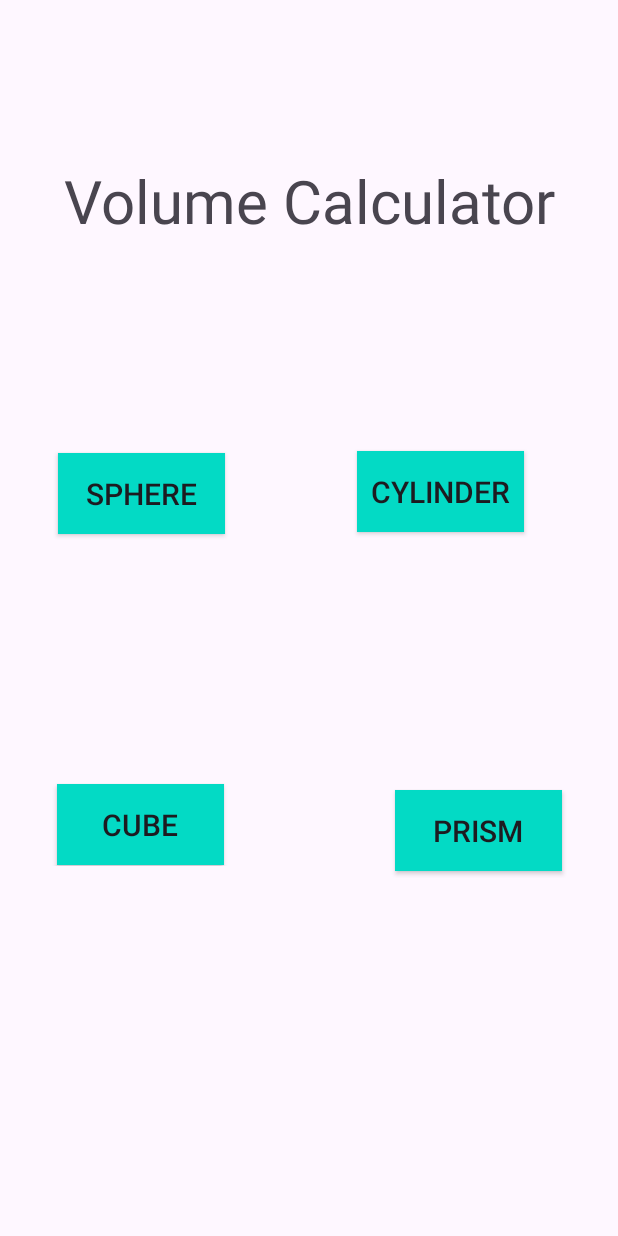
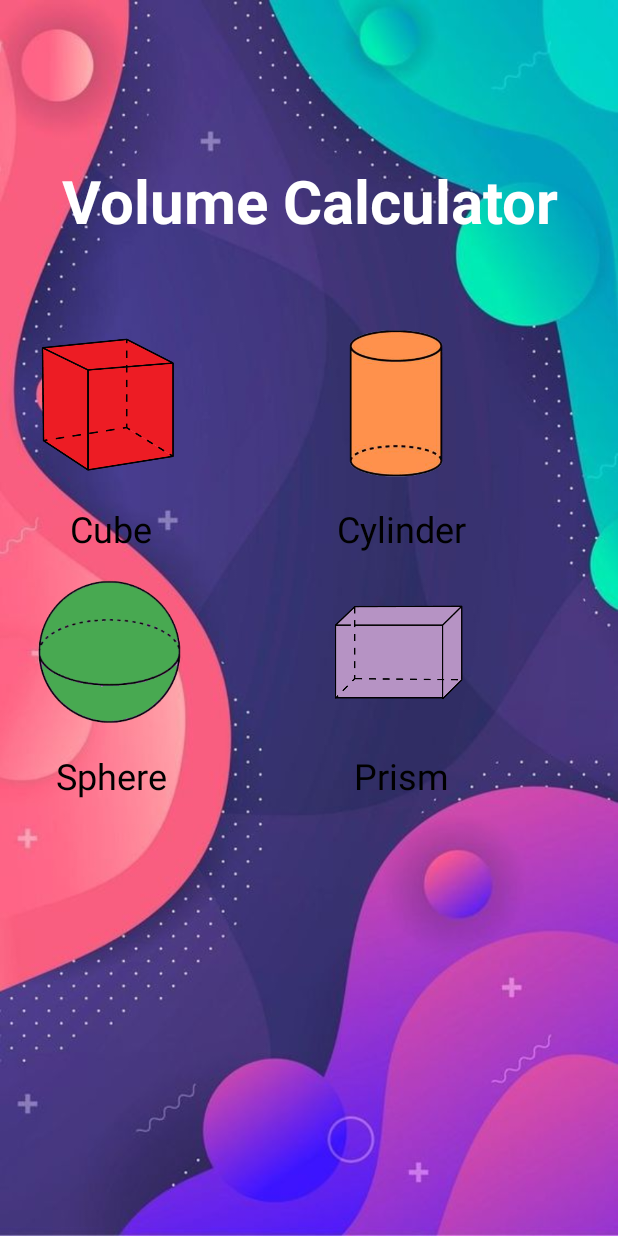
Before and after one commit to June8Yildirim/AndroidRepository, an Android app built with Jetpack Compose: the screen it shows after launch (MainActivity), on a phone screen of 412 x 824 dp. Run offline under Robolectric (Android 15) with nearby library versions, the light colour scheme and no system bars.

Commit message:
gridviewadapter evaluated

```diff
--- /dev/null
+++ b/app/src/main/java/com/example/mathcalculator/Adapter/CstmGridAdapter.kt
@@ -0,0 +1,50 @@
+package com.example.mathcalculator.Adapter
+
+import android.content.Context
+import android.util.Log
+import android.view.LayoutInflater
+import android.view.View
+import android.view.ViewGroup
+import android.widget.ArrayAdapter
+import android.widget.ImageView
+import android.widget.TextView
+import com.example.mathcalculator.R
+import com.example.mathcalculator.models.Shape
+
+class CstmGridAdapter(context: Context, shapes: ArrayList<Shape>) :
+    ArrayAdapter<Shape>(context, R.layout.grid_item_layout, shapes) {
+
+    private var shapesArrayList: ArrayList<Shape> = shapes
+    override fun getView(position: Int, convertView: View?, parent: ViewGroup): View {
+
+        val shape: Shape = getItem(position)!!
+
+        var view: View
+        val viewHolder: ViewHolder
+        var inflater: LayoutInflater = LayoutInflater.from(context)
+
+        if (convertView == null) {
+            viewHolder = ViewHolder
+            view = inflater.inflate(R.layout.grid_item_layout, parent, false)
+            viewHolder.shapeImage = view.findViewById(R.id.shapeImg)
+            viewHolder.shapeTitle = view.findViewById(R.id.shapeTitle)
+            view?.tag = viewHolder
+        } else {
+            view = convertView
+            viewHolder = view.tag as ViewHolder
+        }
+
+        Log.i("HOLDER1",viewHolder.shapeTitle?.text.toString())
+        viewHolder.shapeImage?.setImageResource(shape.getShapeImage())
+        viewHolder.shapeTitle?.text = shape.getShapeName()
+
+        Log.i("HOLDER2",viewHolder.shapeTitle?.text.toString())
+        return view
+    }
+
+    companion object ViewHolder {
+        var shapeImage: ImageView? = null
+        var shapeTitle: TextView? = null
+    }
+
+}
--- a/app/src/main/java/com/example/mathcalculator/MainActivity.kt
+++ b/app/src/main/java/com/example/mathcalculator/MainActivity.kt
@@ -2,7 +2,9 @@
 
 import android.content.Intent
 import android.os.Bundle
+import android.widget.ArrayAdapter
 import android.widget.Button
+import android.widget.GridView
 import android.widget.Toast
 import androidx.activity.ComponentActivity
 import androidx.activity.compose.setContent
@@ -14,44 +16,46 @@ import androidx.compose.material3.Text
 import androidx.compose.runtime.Composable
 import androidx.compose.ui.Modifier
 import androidx.compose.ui.tooling.preview.Preview
+import com.example.mathcalculator.Adapter.CstmGridAdapter
+import com.example.mathcalculator.models.Shape
 import com.example.mathcalculator.ui.theme.MathCalculatorTheme
 
 class MainActivity : ComponentActivity() {
-    private lateinit var btn_cylinder:Button;
-    private lateinit var btn_prism:Button;
-    private lateinit var btn_cube:Button;
-    private lateinit var btn_sphere:Button;
+    private lateinit var gridView: GridView
+    private lateinit var cstAdapter:CstmGridAdapter
     private lateinit var intent: Intent
     override fun onCreate(savedInstanceState: Bundle?) {
         super.onCreate(savedInstanceState)
         enableEdgeToEdge()
         setContentView(R.layout.main_act)
 
-        btn_prism = findViewById(R.id.btn_prism_calculation)
-        btn_cube= findViewById(R.id.btn_cube_calculation)
-        btn_cylinder= findViewById(R.id.btn_cylinder_calculation)
-        btn_sphere= findViewById(R.id.btn_sphere_calculation)
+        val shapeList:ArrayList<Shape> = arrayListOf(
+            Shape(R.drawable.cube,"Cube"),
+            Shape(R.drawable.cylinder,"Cylinder"),
+            Shape(R.drawable.sphere,"Sphere"),
+            Shape(R.drawable.prism,"Prism"))
+
+        gridView = findViewById(R.id.gridView)
+
+        cstAdapter = CstmGridAdapter(this,shapeList)
+
+        gridView.adapter =cstAdapter
+        gridView.numColumns=2
 
 
-        btn_cylinder.setOnClickListener{
-//            Toast.makeText(this@MainActivity, "Cylinder Clicked",Toast.LENGTH_SHORT).show()
-            intent = Intent(this,CylinderCalculation::class.java)
+        gridView.setOnItemClickListener(){p,v,po,id->
+            Toast.makeText(this,shapeList[po].getShapeName(),Toast.LENGTH_SHORT).show()
+            var shapeName= shapeList[po].getShapeName()
+//            if(shapeName== "Cube"){
+//                intent = Intent(this,CubeCalculation::class.java)
+//            }else if (shapeName == "Sphere"){
+         when(shapeName){
+             "Cube"-> intent = Intent(this,CubeCalculation::class.java)
+             "Sphere"-> intent = Intent(this,SphereCalculation::class.java)
+             "Cylinder"-> intent = Intent(this,CylinderCalculation::class.java)
+             "Prism"-> intent = Intent(this,PrismCalculation::class.java)
+         }
             startActivity(intent)
-        }
-        btn_prism.setOnClickListener{
-//            Toast.makeText(this@MainActivity, "Prism Clicked",Toast.LENGTH_SHORT).show()
-            intent = Intent(this,PrismCalculation::class.java)
-            startActivity(intent)
-        }
-        btn_cube.setOnClickListener{
-//            Toast.makeText(this@MainActivity, "Cube Clicked",Toast.LENGTH_SHORT).show()
-            intent = Intent(this,CubeCalculation::class.java)
-            startActivity(intent)
-        }
-       btn_sphere.setOnClickListener{
-//            Toast.makeText(this@MainActivity, "Sphere Clicked",Toast.LENGTH_SHORT).show()
-           intent = Intent(this,SphereCalculation::class.java)
-           startActivity(intent)
         }
 
     }
--- /dev/null
+++ b/app/src/main/java/com/example/mathcalculator/models/Shape.kt
@@ -0,0 +1,13 @@
+package com.example.mathcalculator.models
+
+class Shape (
+    private val shapeImg:Int,
+    private val shapeName:String
+){
+    fun getShapeName():String{
+        return shapeName
+    }
+    fun getShapeImage():Int{
+        return shapeImg
+    }
+}
--- /dev/null
+++ b/app/src/main/res/layout/grid_item_layout.xml
@@ -0,0 +1,38 @@
+<?xml version="1.0" encoding="utf-8"?>
+
+<androidx.constraintlayout.widget.ConstraintLayout
+xmlns:android="http://schemas.android.com/apk/res/android"
+xmlns:app="http://schemas.android.com/apk/res-auto"
+xmlns:tools="http://schemas.android.com/tools"
+android:layout_width="match_parent"
+android:layout_height="match_parent"
+tools:context=".MainActivity">
+
+
+    <ImageView
+        android:id="@+id/shapeImg"
+        android:layout_width="100dp"
+        android:layout_height="100dp"
+        android:layout_marginTop="16dp"
+        android:contentDescription="sphereImage"
+        app:layout_constraintEnd_toEndOf="parent"
+        app:layout_constraintHorizontal_bias="0.141"
+        app:layout_constraintStart_toStartOf="parent"
+        app:layout_constraintTop_toTopOf="parent" />
+
+    <TextView
+        android:id="@+id/shapeTitle"
+        android:layout_width="wrap_content"
+        android:layout_height="wrap_content"
+        android:layout_marginTop="16dp"
+        android:text="text1"
+        android:textColor="@color/black"
+        android:textSize="24sp"
+        app:layout_constraintEnd_toEndOf="@+id/shapeImg"
+        app:layout_constraintStart_toStartOf="@+id/shapeImg"
+        app:layout_constraintTop_toBottomOf="@+id/shapeImg" />
+
+
+
+
+</androidx.constraintlayout.widget.ConstraintLayout>
--- a/app/src/main/res/layout/main_act.xml
+++ b/app/src/main/res/layout/main_act.xml
@@ -6,133 +6,39 @@ xmlns:app="http://schemas.android.com/apk/res-auto"
 xmlns:tools="http://schemas.android.com/tools"
 android:layout_width="match_parent"
 android:layout_height="match_parent"
+    android:background="@drawable/background"
 tools:context=".MainActivity">
 
 
     <TextView
-        android:id="@+id/textView"
+        android:id="@+id/title"
         android:layout_width="391dp"
         android:layout_height="92dp"
         android:layout_marginStart="8dp"
         android:layout_marginTop="88dp"
+        android:textColor="@color/white"
         android:layout_marginEnd="8dp"
         android:layout_marginBottom="16dp"
         android:gravity="center"
         android:text="Volume Calculator"
+        android:textStyle="bold"
         android:textSize="40sp"
-        app:layout_constraintBottom_toTopOf="@+id/sphere_layout"
         app:layout_constraintEnd_toEndOf="parent"
         app:layout_constraintStart_toStartOf="parent"
         app:layout_constraintTop_toTopOf="parent" />
 
-    <LinearLayout
-        android:id="@+id/sphere_layout"
-        android:layout_width="151dp"
-        android:layout_height="166dp"
-        android:layout_marginStart="8dp"
-        android:layout_marginEnd="24dp"
-        android:layout_marginBottom="16dp"
-        android:gravity="center"
-        android:orientation="vertical"
-        app:layout_constraintBottom_toTopOf="@+id/cube_layout"
-        app:layout_constraintEnd_toStartOf="@+id/cylinder_layout"
-        app:layout_constraintStart_toStartOf="@+id/textView"
-        app:layout_constraintTop_toBottomOf="@+id/textView">
 
-        <ImageView
-            android:layout_width="100dp"
-            android:layout_height="100dp"
-            android:contentDescription="sphereImage" />
+    <GridView
+        android:id="@+id/gridView"
+        android:layout_width="387dp"
+        android:layout_height="526dp"
+        android:layout_marginTop="24dp"
+        app:layout_constraintBottom_toBottomOf="parent"
+        app:layout_constraintEnd_toEndOf="parent"
+        app:layout_constraintHorizontal_bias="0.0"
+        app:layout_constraintStart_toStartOf="@+id/title"
+        app:layout_constraintTop_toBottomOf="@+id/title"
+        app:layout_constraintVertical_bias="0.0" />
 
-        <Button
-            android:id="@+id/btn_sphere_calculation"
-            android:layout_width="111dp"
-            android:layout_height="54dp"
-            android:gravity="center"
-            android:text="Sphere"
-            android:background="@color/teal_200"
-            android:textSize="20sp" />
-    </LinearLayout>
 
-    <LinearLayout
-        android:id="@+id/cylinder_layout"
-        android:layout_width="136dp"
-        android:layout_height="163dp"
-        android:layout_marginStart="32dp"
-        android:layout_marginEnd="8dp"
-        android:gravity="center"
-        android:orientation="vertical"
-        app:layout_constraintEnd_toEndOf="parent"
-        app:layout_constraintEnd_toStartOf="@+id/sphere_layout"
-        app:layout_constraintHorizontal_bias="0.0"
-        app:layout_constraintStart_toEndOf="@+id/sphere_layout"
-        app:layout_constraintTop_toTopOf="@+id/sphere_layout">
-
-        <ImageView
-            android:layout_width="100dp"
-            android:layout_height="100dp"
-            android:contentDescription="cyclinderImage" />
-
-        <Button
-            android:id="@+id/btn_cylinder_calculation"
-            android:layout_width="111dp"
-            android:layout_height="54dp"
-            android:gravity="center"
-            android:text="Cylinder"
-            android:background="@color/teal_200"
-            android:textSize="20sp" />
-    </LinearLayout>
-
-    <LinearLayout
-        android:id="@+id/cube_layout"
-        android:layout_width="150dp"
-        android:layout_height="155dp"
-        android:layout_marginTop="60dp"
-        android:layout_marginEnd="24dp"
-        android:gravity="center"
-        android:orientation="vertical"
-        app:layout_constraintEnd_toStartOf="@+id/prism_layout"
-        app:layout_constraintHorizontal_bias="0.0"
-        app:layout_constraintStart_toStartOf="@+id/sphere_layout"
-        app:layout_constraintTop_toBottomOf="@+id/sphere_layout">
-
-        <ImageView
-            android:layout_width="100dp"
-            android:layout_height="100dp"
-            android:contentDescription="cubeImage" />
-
-        <Button
-            android:id="@+id/btn_cube_calculation"
-            android:layout_width="111dp"
-            android:layout_height="54dp"
-            android:gravity="center"
-            android:text="Cube"
-            android:background="@color/teal_200"
-            android:textSize="20sp" />
-    </LinearLayout>
-
-    <LinearLayout
-        android:id="@+id/prism_layout"
-        android:layout_width="136dp"
-        android:layout_height="163dp"
-        android:gravity="center"
-        android:orientation="vertical"
-        app:layout_constraintEnd_toEndOf="parent"
-        app:layout_constraintStart_toStartOf="@+id/cylinder_layout"
-        app:layout_constraintTop_toTopOf="@+id/cube_layout">
-
-        <ImageView
-            android:layout_width="100dp"
-            android:layout_height="100dp"
-            android:contentDescription="prismImage" />
-
-        <Button
-            android:id="@+id/btn_prism_calculation"
-            android:layout_width="111dp"
-            android:layout_height="54dp"
-            android:gravity="center"
-            android:text="Prism"
-            android:background="@color/teal_200"
-            android:textSize="20sp" />
-    </LinearLayout>
 </androidx.constraintlayout.widget.ConstraintLayout>
```
Also changed, not shown: app/src/main/java/com/example/mathcalculator/CubeCalculation.kt (+21 -1 lines), app/src/main/java/com/example/mathcalculator/CylinderCalculation.kt (+20 -6 lines), app/src/main/java/com/example/mathcalculator/PrismCalculation.kt (+20 -0 lines), app/src/main/java/com/example/mathcalculator/SphereCalculation.kt (+14 -0 lines), app/src/main/res/layout/cube_calc.xml (+13 -2 lines), app/src/main/res/layout/cylinder_calc.xml (+15 -3 lines), app/src/main/res/layout/prisim_calc.xml (+24 -10 lines), app/src/main/res/layout/sphere_calc.xml (+12 -1 lines), app/src/main/res/drawable/back2.jpg (added), app/src/main/res/drawable/background.jpg (added), app/src/main/res/drawable/cube.png (added), app/src/main/res/drawable/cylinder.png (added), app/src/main/res/drawable/prism.png (added), app/src/main/res/drawable/sphere.png (added).
